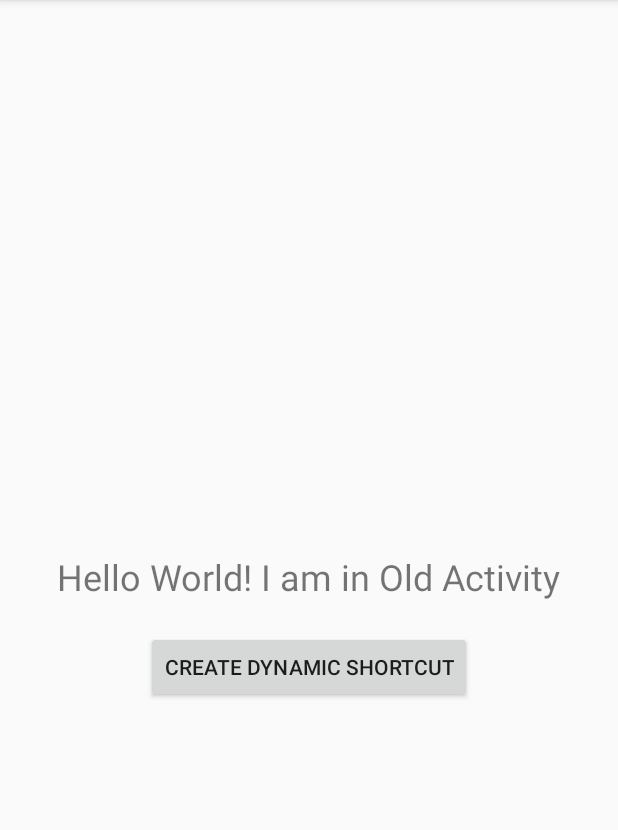
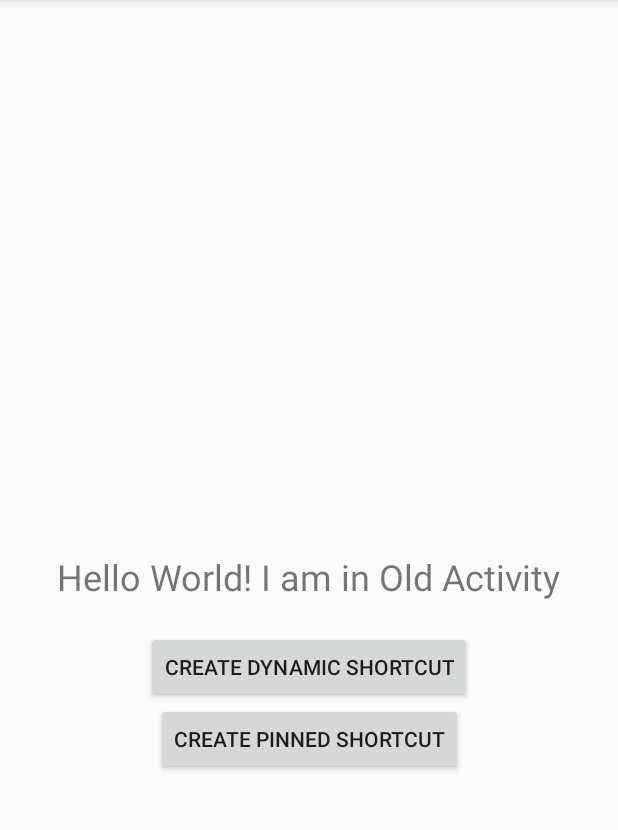
Before and after one commit to arindamxd/activity-aliases, an Android app: the screen it shows after launch (OldActivity), after a tap on "CREATE DYNAMIC SHORTCUT", on a phone screen of 412 x 824 dp, the part 84-914 px from its top. Run offline under Robolectric (Android 15) with nearby library versions, the phone set to English and light mode, and no system bars.

Commit message:
pinned and manage shortcut implemented

```diff
--- a/app/build.gradle
+++ b/app/build.gradle
@@ -10,7 +10,7 @@ android {
     defaultConfig {
         applicationId "com.arindam.activity_aliases"
 
-        minSdkVersion 25
+        minSdkVersion 26
         targetSdkVersion 29
 
         versionCode 1
--- a/app/src/main/java/com/arindam/activity_aliases/OldActivity.kt
+++ b/app/src/main/java/com/arindam/activity_aliases/OldActivity.kt
@@ -1,5 +1,6 @@
 package com.arindam.activity_aliases
 
+import android.app.PendingIntent
 import android.content.Context
 import android.content.Intent
 import android.content.pm.ShortcutInfo
@@ -20,7 +21,8 @@ class OldActivity : AppCompatActivity() {
         super.onCreate(savedInstanceState)
         setContentView(R.layout.activity_old)
 
-        create.setOnClickListener { createDynamicShortcut(this@OldActivity) }
+        dynamic.setOnClickListener { createDynamicShortcut(this@OldActivity) }
+        pinned.setOnClickListener { createPinnedShortcut(this@OldActivity) }
     }
 
     /**
@@ -30,13 +32,51 @@ class OldActivity : AppCompatActivity() {
     private fun createDynamicShortcut(context: Context) {
         val shortcutManager = getSystemService(ShortcutManager::class.java)
 
-        val shortcut = ShortcutInfo.Builder(context, "id1")
-            .setShortLabel("Website")
-            .setLongLabel("Open the website")
-            .setIcon(Icon.createWithResource(context, R.drawable.icon_website))
-            .setIntent(Intent(Intent.ACTION_VIEW, Uri.parse("https://arindamxd.github.io/")))
-            .build()
+        shortcutManager?.let {
+            val dynamicShortcutInfo = ShortcutInfo.Builder(context, "id1")
+                .setShortLabel("Website")
+                .setLongLabel("Open the website")
+                .setIcon(Icon.createWithResource(context, R.drawable.icon_website))
+                .setIntent(Intent(Intent.ACTION_VIEW, Uri.parse("https://arindamxd.github.io/")))
+                .build()
 
-        shortcutManager?.dynamicShortcuts = listOf(shortcut)
+            it.dynamicShortcuts = listOf(dynamicShortcutInfo)
+        }
+    }
+
+    /**
+     * The following code snippet demonstrates how to create a pinned shortcut
+     */
+    private fun createPinnedShortcut(context: Context) {
+        val shortcutManager = getSystemService(ShortcutManager::class.java)
+
+        shortcutManager?.let {
+            if (it.isRequestPinShortcutSupported) {
+                // Assumes there's already a shortcut with the ID "my-shortcut".
+                // The shortcut must be enabled.
+                val pinnedShortcutInfo = ShortcutInfo.Builder(context, "id2")
+                    .setShortLabel("Pinned")
+                    .setLongLabel("My Pinned Shortcut")
+                    .setIcon(Icon.createWithResource(context, R.drawable.icon_pinned))
+                    .setIntent(Intent(Intent.ACTION_VIEW, Uri.parse("https://arindamxd.github.io/")))
+                    .build()
+
+                // Create the PendingIntent object only if your app needs to be notified
+                // that the user allowed the shortcut to be pinned. Note that, if the
+                // pinning operation fails, your app isn't notified. We assume here that the
+                // app has implemented a method called createShortcutResultIntent() that
+                // returns a broadcast intent.
+                val pinnedShortcutCallbackIntent = it.createShortcutResultIntent(pinnedShortcutInfo)
+
+                // Configure the intent so that your app's broadcast receiver gets
+                // the callback successfully.For details, see PendingIntent.getBroadcast().
+                val successCallback = PendingIntent.getBroadcast(
+                    context, /* request code */ 0,
+                    pinnedShortcutCallbackIntent, /* flags */ 0
+                )
+
+                it.requestPinShortcut(pinnedShortcutInfo, successCallback.intentSender)
+            }
+        }
     }
 }
--- /dev/null
+++ b/app/src/main/res/drawable/icon_pinned.xml
@@ -0,0 +1,9 @@
+<vector xmlns:android="http://schemas.android.com/apk/res/android"
+        android:width="24dp"
+        android:height="24dp"
+        android:viewportWidth="24.0"
+        android:viewportHeight="24.0">
+    <path
+        android:fillColor="#FF000000"
+        android:pathData="M9,16h6.5c1.38,0 2.5,-1.12 2.5,-2.5S16.88,11 15.5,11h-0.05c-0.24,-1.69 -1.69,-3 -3.45,-3 -1.4,0 -2.6,0.83 -3.16,2.02h-0.16C7.17,10.18 6,11.45 6,13c0,1.66 1.34,3 3,3zM21,3L3,3c-1.1,0 -2,0.9 -2,2v14c0,1.1 0.9,2 2,2h18c1.1,0 2,-0.9 2,-2L23,5c0,-1.1 -0.9,-2 -2,-2zM21,19.01L3,19.01L3,4.99h18v14.02z"/>
+</vector>
--- a/app/src/main/res/layout/activity_old.xml
+++ b/app/src/main/res/layout/activity_old.xml
@@ -19,7 +19,7 @@
             app:layout_constraintTop_toTopOf="parent"/>
 
     <Button
-            android:id="@+id/create"
+            android:id="@+id/dynamic"
             android:layout_width="wrap_content"
             android:layout_height="wrap_content"
             android:text="Create Dynamic Shortcut"
@@ -28,4 +28,13 @@
             app:layout_constraintLeft_toLeftOf="parent"
             app:layout_constraintRight_toRightOf="parent"/>
 
+    <Button
+            android:id="@+id/pinned"
+            android:layout_width="wrap_content"
+            android:layout_height="wrap_content"
+            android:text="Create Pinned Shortcut"
+            app:layout_constraintTop_toBottomOf="@+id/dynamic"
+            app:layout_constraintLeft_toLeftOf="parent"
+            app:layout_constraintRight_toRightOf="parent"/>
+
 </androidx.constraintlayout.widget.ConstraintLayout>
```
Also changed, not shown: app/src/main/java/com/arindam/activity_aliases/NewActivity.kt (+25 -0 lines).
